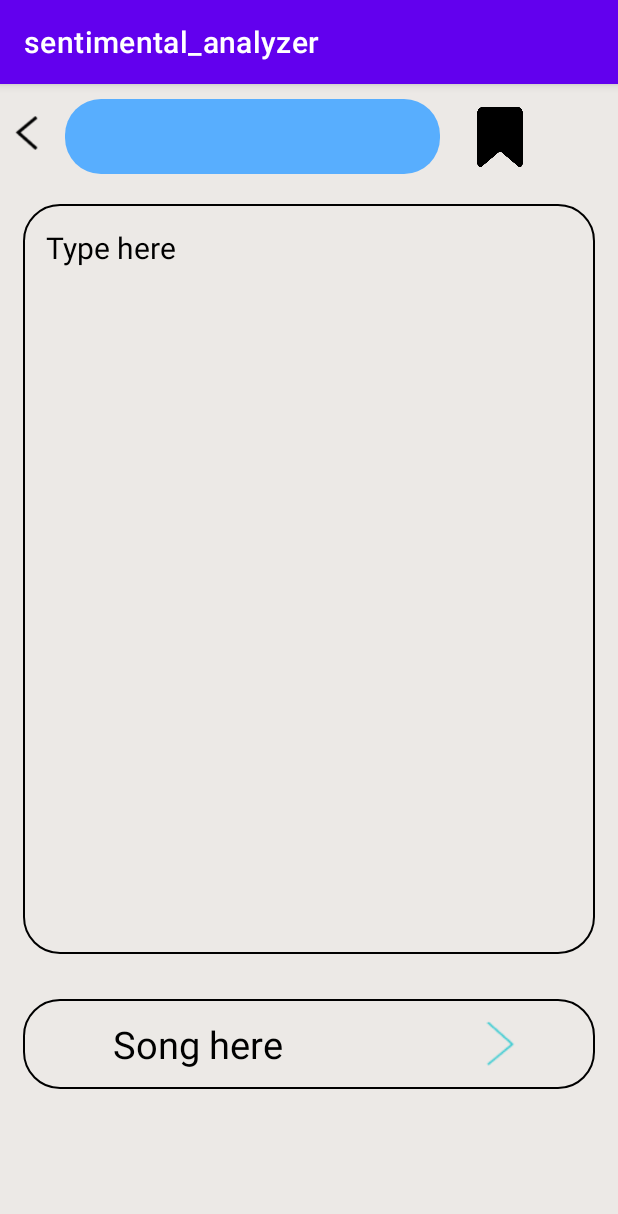
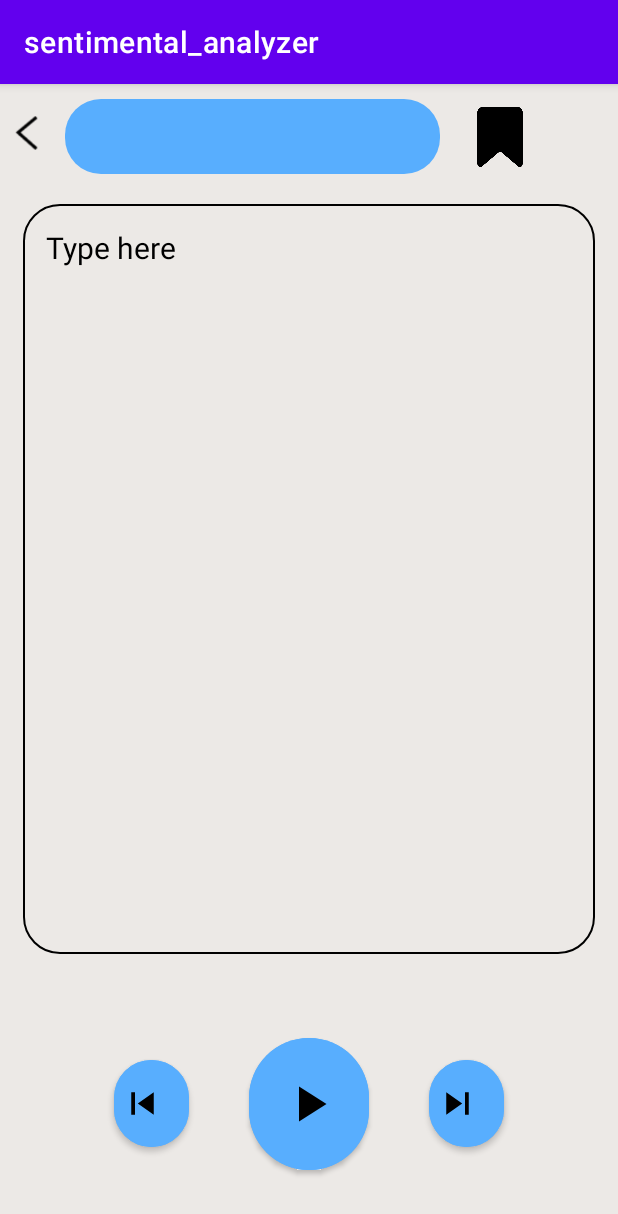
Before and after one commit to Bhavikk01/sentimental_analyzer, an Android app: the CreateNewNote screen opened directly, with no data from a screen before it, on a phone screen of 412 x 824 dp. Shown: the top 1214 px of the screen. Run offline under Robolectric (Android 15) with nearby library versions, the phone set to English and light mode, and no system bars; our stand-ins replace Firebase (no records; nobody signed in at launch, a user with empty details on screens opened directly), Volley; network calls fail.

Commit message:
initial commit

```diff
--- a/app/build.gradle
+++ b/app/build.gradle
@@ -33,6 +33,7 @@ android {
 }
 
 dependencies {
+    implementation 'com.android.volley:volley:1.2.1'
 
     implementation 'androidx.appcompat:appcompat:1.5.1'
     implementation 'com.google.android.material:material:1.7.0'
--- a/app/src/main/AndroidManifest.xml
+++ b/app/src/main/AndroidManifest.xml
@@ -13,10 +13,13 @@
         android:roundIcon="@mipmap/ic_launcher_round"
         android:supportsRtl="true"
         android:theme="@style/Theme.Sentimental_analyzer"
+        android:usesCleartextTraffic="true"
+
         tools:targetApi="31">
         <activity
             android:name=".CreateNewNote"
             android:exported="false">
+
             <meta-data
                 android:name="android.app.lib_name"
                 android:value="" />
@@ -37,6 +40,7 @@
                 <category android:name="android.intent.category.LAUNCHER" />
             </intent-filter>
 
+
             <meta-data
                 android:name="android.app.lib_name"
                 android:value="" />
--- a/app/src/main/java/com/example/sentimental_analyzer/CreateNewNote.java
+++ b/app/src/main/java/com/example/sentimental_analyzer/CreateNewNote.java
@@ -3,9 +3,15 @@ package com.example.sentimental_analyzer;
 import androidx.appcompat.app.AppCompatActivity;
 
 import android.content.Intent;
+import android.media.AudioManager;
+import android.media.MediaPlayer;
+import android.net.Uri;
 import android.os.Bundle;
 import android.text.Editable;
 import android.text.TextWatcher;
+import android.util.Log;
+import android.view.View;
+import android.widget.Button;
 import android.widget.EditText;
 import android.widget.ImageView;
 
@@ -15,12 +21,24 @@ import com.example.sentimental_analyzer.models.NotesModel;
 import com.google.firebase.firestore.FirebaseFirestore;
 import com.google.type.DateTime;
 
+import java.io.IOException;
+import java.util.HashMap;
 import java.util.List;
+import java.util.Map;
 
 public class CreateNewNote extends AppCompatActivity implements retrieveData {
 
     FirebaseFirestore db = FirebaseFirestore.getInstance();
     FireStoreService fireStoreService = new FireStoreService(this);
+
+    Button prev_btn, play_btn, next_btn,pause_btn;
+    int song_cnt=1;
+
+    int cnt = 1;
+
+    ML_MODEL ml_model;
+    Map<String, String[]> musicPlaylist = new HashMap<>();
+
 
     @Override
     protected void onCreate(Bundle savedInstanceState) {
@@ -38,6 +56,159 @@ public class CreateNewNote extends AppCompatActivity implements retrieveData {
         ImageView save = findViewById(R.id.save);
         ImageView back = findViewById(R.id.back);
 
+        prev_btn = findViewById(R.id.previous_button);
+        play_btn = findViewById(R.id.play_button);
+        next_btn = findViewById(R.id.next_button);
+        pause_btn = findViewById(R.id.pause_button);
+
+
+        // creating a map
+        creatingMap();
+
+
+
+
+
+        // ML CODE
+
+        ml_model = new ML_MODEL(this);
+        ml_model.predict("I am happy!");
+
+
+
+
+
+
+
+
+
+
+
+
+
+
+//        runMediaPLayer();
+
+
+
+        // Creating a object
+        MediaPlayer mediaPlayer = new MediaPlayer();
+
+        // YOu need to justify the type of audio it will be
+        mediaPlayer.setAudioStreamType(AudioManager.STREAM_MUSIC);
+
+        String aPath =  "android.resource://" + this.getPackageName()+"/raw/happy"+song_cnt;
+
+
+//        mediaPlayer.setDataSource(aPath);  this will run but no efficient instead create URI
+
+        Uri uri = Uri.parse(aPath);
+
+        try {
+            mediaPlayer.setDataSource(this,uri);
+            mediaPlayer.prepare();
+        } catch (IOException e) {
+            e.printStackTrace();
+            Log.d("UPDATE_SONG",e.getLocalizedMessage());
+        }
+
+
+        pause_btn.setOnClickListener(new View.OnClickListener() {
+            @Override
+            public void onClick(View view) {
+                mediaPlayer.pause();
+                play_btn.setVisibility(View.VISIBLE);
+                pause_btn.setVisibility(View.GONE);
+            }
+        });
+
+        play_btn.setOnClickListener(new View.OnClickListener() {
+            @Override
+            public void onClick(View view) {
+
+                mediaPlayer.start();
+
+                play_btn.setVisibility(View.GONE);
+                pause_btn.setVisibility(View.VISIBLE);
+
+
+            }
+        });
+
+
+
+
+        next_btn.setOnClickListener(new View.OnClickListener() {
+            @Override
+            public void onClick(View view) {
+                ++song_cnt;
+                mediaPlayer.reset();
+
+                String tempPath =  "android.resource://" + CreateNewNote.this.getPackageName()+"/raw/happy"+song_cnt;
+                Uri tempuri = Uri.parse(tempPath);
+                try {
+                    mediaPlayer.setDataSource(getApplicationContext(),tempuri);
+                    mediaPlayer.prepare();
+                    mediaPlayer.start();
+                } catch (IOException e) {
+                    e.printStackTrace();
+                    Log.d("UPDATE_SONG",e.getLocalizedMessage());
+                }
+
+
+
+            }
+        });
+
+
+        prev_btn.setOnClickListener(new View.OnClickListener() {
+            @Override
+            public void onClick(View view) {
+                --song_cnt;
+
+                mediaPlayer.reset();
+                String tempPath =  "android.resource://" + CreateNewNote.this.getPackageName()+"/raw/happy"+song_cnt;
+                Uri tempuri = Uri.parse(tempPath);
+                try {
+                    mediaPlayer.setDataSource(getApplicationContext(),tempuri);
+                    mediaPlayer.prepare();
+                    mediaPlayer.start();
+                } catch (IOException e) {
+                    e.printStackTrace();
+                    Log.d("UPDATE_SONG",e.getLocalizedMessage());
+                }
+
+            }
+        });
+
+
+
+
+
+
+
+
+
+
+
+
+
+
+
+
+
+
+
+
+
+
+
+
+
+
+
+
+
         notesContent.setText(notes_Content);
         notesContent.addTextChangedListener(new TextWatcher() {
             @Override
@@ -47,10 +218,10 @@ public class CreateNewNote extends AppCompatActivity implements retrieveData {
 
             @Override
             public void onTextChanged(CharSequence charSequence, int i, int i1, int i2) {
-                String[] arrOfStr = str.split("@", -2);
+//                String[] arrOfStr = str.split("@", -2);
 
-                for (String a : arrOfStr)
-                    System.out.println(a);
+//                for (String a : arrOfStr)
+//                    System.out.println(a);
             }
 
             @Override
@@ -98,6 +269,20 @@ public class CreateNewNote extends AppCompatActivity implements retrieveData {
         });
     }
 
+    private void creatingMap() {
+
+
+        musicPlaylist.put("neu",  new String[]{"neu1", "neu2","neu3"});
+        musicPlaylist.put("pos",  new String[]{"happy1", "happy2","happy3"});
+        musicPlaylist.put("neg",  new String[]{"sad1","sad2","sad3"});
+    }
+
+    private void runMediaPLayer() {
+
+
+
+    }
+
     @Override
     public List<NotesModel> getUserNotes(List<NotesModel> list) {
         return null;
--- /dev/null
+++ b/app/src/main/java/com/example/sentimental_analyzer/ML_MODEL.java
@@ -0,0 +1,94 @@
+package com.example.sentimental_analyzer;
+
+import android.content.Context;
+import android.util.Log;
+
+import androidx.annotation.Nullable;
+
+import com.android.volley.AuthFailureError;
+import com.android.volley.Request;
+import com.android.volley.RequestQueue;
+import com.android.volley.Response;
+import com.android.volley.VolleyError;
+import com.android.volley.toolbox.StringRequest;
+import com.android.volley.toolbox.Volley;
+
+import org.json.JSONObject;
+
+import java.io.PipedOutputStream;
+import java.util.HashMap;
+import java.util.Map;
+
+public class ML_MODEL {
+
+
+    Context context;
+
+    public ML_MODEL(Context context) {
+        this.context = context;
+    }
+
+    public void predict(String data)
+    {
+
+        Log.d("PREDICT_UPDATE","aur kya bhdve"+data);
+
+        String url = "http://192.168.1.16:5000/predict";
+        StringRequest stringRequest = new StringRequest(Request.Method.POST, url,
+                new Response.Listener<String>() {
+                    @Override
+                    public void onResponse(String response) {
+
+                        try {
+                            JSONObject jsonObject = new JSONObject(response);
+                            Double positive = jsonObject.getDouble("pos");
+                            Double negative= jsonObject.getDouble("neg");
+                            Double neutral = jsonObject.getDouble("neu");
+
+                            Log.d("PREDICT_UPDATE",""+ positive+" "+negative+" "+neutral);
+
+
+//                            Object d = jsonObject.get("neg");
+
+//                           Long data = jsonObject.getLong("neg");
+
+//                            textView.setText(""+data);
+
+
+                        } catch (Exception e) {
+
+//                            textView.setText(e.getLocalizedMessage());
+                            Log.d("PREDICT_UPDATE",e.getLocalizedMessage());
+
+                            e.printStackTrace();
+
+                        }
+
+                    }
+                },
+                new Response.ErrorListener() {
+                    @Override
+                    public void onErrorResponse(VolleyError error) {
+
+                    }
+                }) {
+            @Nullable
+            @Override
+            protected Map<String, String> getParams() throws AuthFailureError {
+
+                Map<String, String> map = new HashMap<String, String>();
+                map.put("name",data);
+
+                return map;
+
+            }
+        };
+
+        RequestQueue queue = Volley.newRequestQueue(context);
+        queue.add(stringRequest);
+
+    }
+
+
+
+}
--- /dev/null
+++ b/app/src/main/res/drawable-v24/ic_baseline_play_arrow_24.xml
@@ -0,0 +1,5 @@
+<vector android:height="40dp" android:tint="#000000"
+    android:viewportHeight="24" android:viewportWidth="24"
+    android:width="40dp" xmlns:android="http://schemas.android.com/apk/res/android">
+    <path android:fillColor="@android:color/white" android:pathData="M8,5v14l11,-7z"/>
+</vector>
--- /dev/null
+++ b/app/src/main/res/drawable-v24/ic_baseline_skip_next_24.xml
@@ -0,0 +1,5 @@
+<vector android:height="30dp" android:tint="#000000"
+    android:viewportHeight="24" android:viewportWidth="24"
+    android:width="30dp" xmlns:android="http://schemas.android.com/apk/res/android">
+    <path android:fillColor="@android:color/white" android:pathData="M6,18l8.5,-6L6,6v12zM16,6v12h2V6h-2z"/>
+</vector>
--- /dev/null
+++ b/app/src/main/res/drawable-v24/ic_baseline_skip_previous_24.xml
@@ -0,0 +1,5 @@
+<vector android:height="30dp" android:tint="#000000"
+    android:viewportHeight="24" android:viewportWidth="24"
+    android:width="30dp" xmlns:android="http://schemas.android.com/apk/res/android">
+    <path android:fillColor="@android:color/white" android:pathData="M6,6h2v12L6,18zM9.5,12l8.5,6L18,6z"/>
+</vector>
--- /dev/null
+++ b/app/src/main/res/drawable/ic_baseline_pause_24.xml
@@ -0,0 +1,5 @@
+<vector android:height="40dp" android:tint="#000000"
+    android:viewportHeight="24" android:viewportWidth="24"
+    android:width="40dp" xmlns:android="http://schemas.android.com/apk/res/android">
+    <path android:fillColor="@android:color/white" android:pathData="M6,19h4L10,5L6,5v14zM14,5v14h4L18,5h-4z"/>
+</vector>
--- a/app/src/main/res/layout/activity_create_new_note.xml
+++ b/app/src/main/res/layout/activity_create_new_note.xml
@@ -3,6 +3,7 @@
     xmlns:tools="http://schemas.android.com/tools"
     android:layout_width="match_parent"
     android:layout_height="match_parent"
+    xmlns:app="http://schemas.android.com/apk/res-auto"
     android:background="#ECE9E6"
     tools:context=".MainActivity"
     android:orientation="vertical">
@@ -74,30 +75,92 @@
 
 
 
+<!--    <LinearLayout-->
+<!--        android:layout_width="match_parent"-->
+<!--        android:layout_height="60dp"-->
+<!--        android:orientation="horizontal"-->
+<!--        android:background="@drawable/type"-->
+<!--        android:layout_marginLeft="15dp"-->
+<!--        android:gravity="center"-->
+<!--        android:layout_marginRight="15dp">-->
+
+<!--        <TextView-->
+<!--            android:layout_width="200dp"-->
+<!--            android:layout_height="36dp"-->
+<!--            android:text="@string/song_here"-->
+<!--            android:layout_marginRight="55dp"-->
+<!--            android:textSize="25sp"-->
+<!--            android:textColor="@color/black"-->
+<!--            android:layout_gravity="center"-->
+<!--            android:gravity="center"/>-->
+
+<!--        <ImageView-->
+<!--            android:layout_width="94dp"-->
+<!--            android:layout_height="30dp"-->
+<!--            android:src="@drawable/play"-->
+<!--            android:layout_gravity="center"/>-->
+
+<!--    </LinearLayout>-->
+
     <LinearLayout
         android:layout_width="match_parent"
-        android:layout_height="60dp"
+        android:layout_height="wrap_content"
+        android:layout_gravity="bottom"
         android:orientation="horizontal"
-        android:background="@drawable/type"
-        android:layout_marginLeft="15dp"
-        android:gravity="center"
-        android:layout_marginRight="15dp">
+        android:gravity="center">
 
-        <TextView
-            android:layout_width="200dp"
-            android:layout_height="36dp"
-            android:text="@string/song_here"
-            android:layout_marginRight="55dp"
-            android:textSize="25sp"
-            android:textColor="@color/black"
-            android:layout_gravity="center"
-            android:gravity="center"/>
 
-        <ImageView
-            android:layout_width="94dp"
-            android:layout_height="30dp"
-            android:src="@drawable/play"
-            android:layout_gravity="center"/>
+
+        <Button
+            android:id="@+id/previous_button"
+            android:layout_width="50dp"
+            android:layout_height="70dp"
+            android:backgroundTint="@color/button_color"
+            android:drawableRight="@drawable/ic_baseline_skip_previous_24"
+            app:cornerRadius="70dp"
+            android:layout_margin="20dp"
+            />
+
+
+        <Button
+            android:id="@+id/play_button"
+            android:layout_width="80dp"
+            android:layout_height="100dp"
+            android:backgroundTint="@color/button_color"
+            android:drawableRight="@drawable/ic_baseline_play_arrow_24"
+            android:paddingEnd="20dp"
+            app:cornerRadius="50dp"
+            android:layout_margin="20dp"
+            android:visibility="visible"
+
+            />
+        <Button
+            android:id="@+id/pause_button"
+            android:layout_width="80dp"
+            android:layout_height="100dp"
+            android:backgroundTint="@color/button_color"
+            android:drawableRight="@drawable/ic_baseline_pause_24"
+            android:paddingEnd="20dp"
+            app:cornerRadius="50dp"
+            android:layout_margin="20dp"
+            android:visibility="gone"
+
+            />
+
+        <Button
+
+            android:id="@+id/next_button"
+            android:layout_width="50dp"
+            android:layout_height="70dp"
+            android:backgroundTint="@color/button_color"
+            android:drawableRight="@drawable/ic_baseline_skip_next_24"
+            app:cornerRadius="50dp"
+            android:layout_margin="20dp"
+            />
+
+
+
+
 
     </LinearLayout>
 
```
Also changed, not shown: app/src/main/res/drawable-v24/musicplayer_button_back.xml (added, +8 -0 lines), 10 other files.
